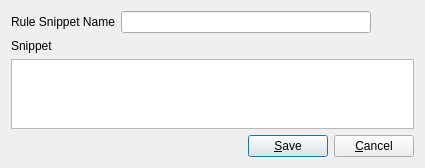
First picture: the form in formdlgrulesnippet.ui, repository newey499/qiptables, before the edit.
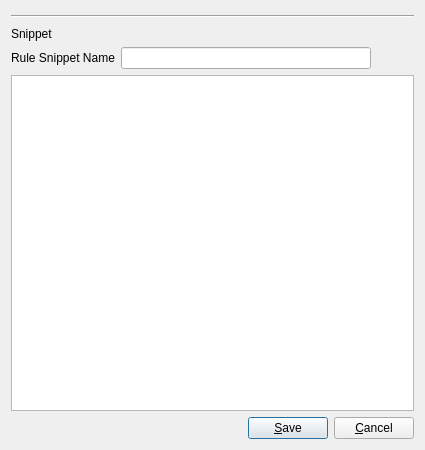
Second picture: the form after the edit.

Commit message: #include of rule snippets working in rulesets

Diff of the .ui file:
```diff
--- a/formdlgrulesnippet.ui
+++ b/formdlgrulesnippet.ui
@@ -7,13 +7,39 @@
     <x>0</x>
     <y>0</y>
     <width>425</width>
-    <height>155</height>
+    <height>450</height>
    </rect>
   </property>
+  <property name="minimumSize">
+   <size>
+    <width>0</width>
+    <height>450</height>
+   </size>
+  </property>
   <property name="windowTitle">
    <string>Dialog</string>
   </property>
   <layout class="QVBoxLayout" name="verticalLayout">
+   <item>
+    <widget class="Line" name="line">
+     <property name="minimumSize">
+      <size>
+       <width>0</width>
+       <height>10</height>
+      </size>
+     </property>
+     <property name="orientation">
+      <enum>Qt::Horizontal</enum>
+     </property>
+    </widget>
+   </item>
+   <item>
+    <widget class="QLabel" name="label">
+     <property name="text">
+      <string>Snippet</string>
+     </property>
+    </widget>
+   </item>
    <item>
     <layout class="QHBoxLayout" name="horizontalLayout">
      <item>
@@ -48,13 +74,6 @@
      </item>
     </layout>
    </item>
-   <item>
-    <widget class="QLabel" name="label">
-     <property name="text">
-      <string>Snippet</string>
-     </property>
-    </widget>
-   </item>
    <item>
     <widget class="QPlainTextEdit" name="edtRuleSnippet"/>
    </item>
```
The commit also changes 105 other files.
